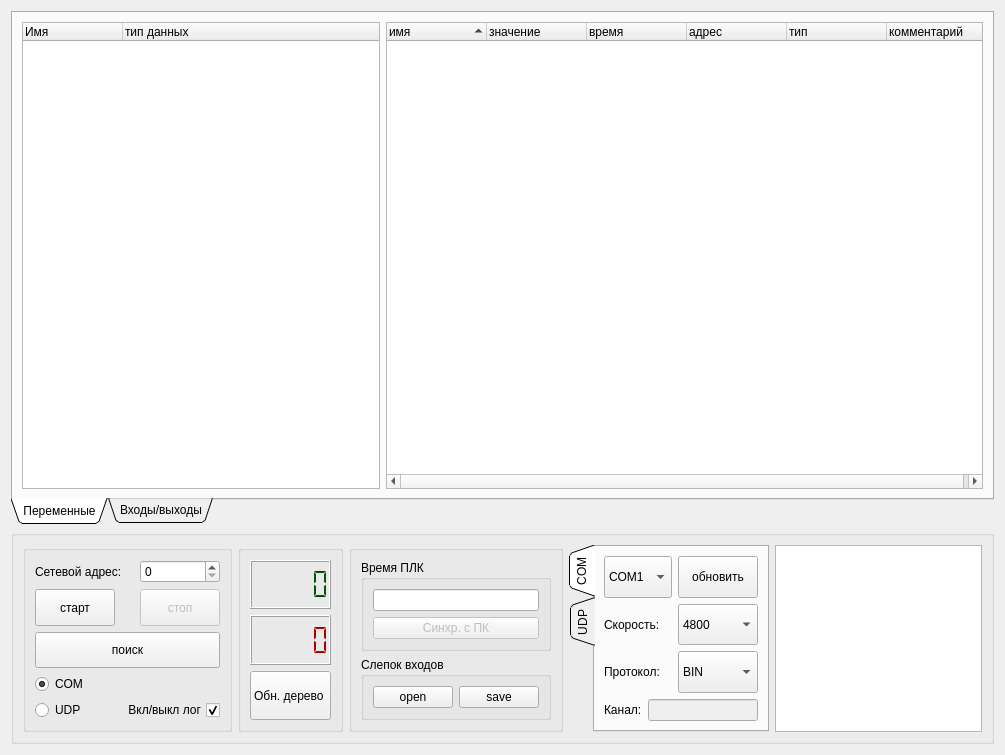
The window that Debugger/debuggerform.ui (atikbif/relkonIDE) describes before a commit, drawn with Qt 5.
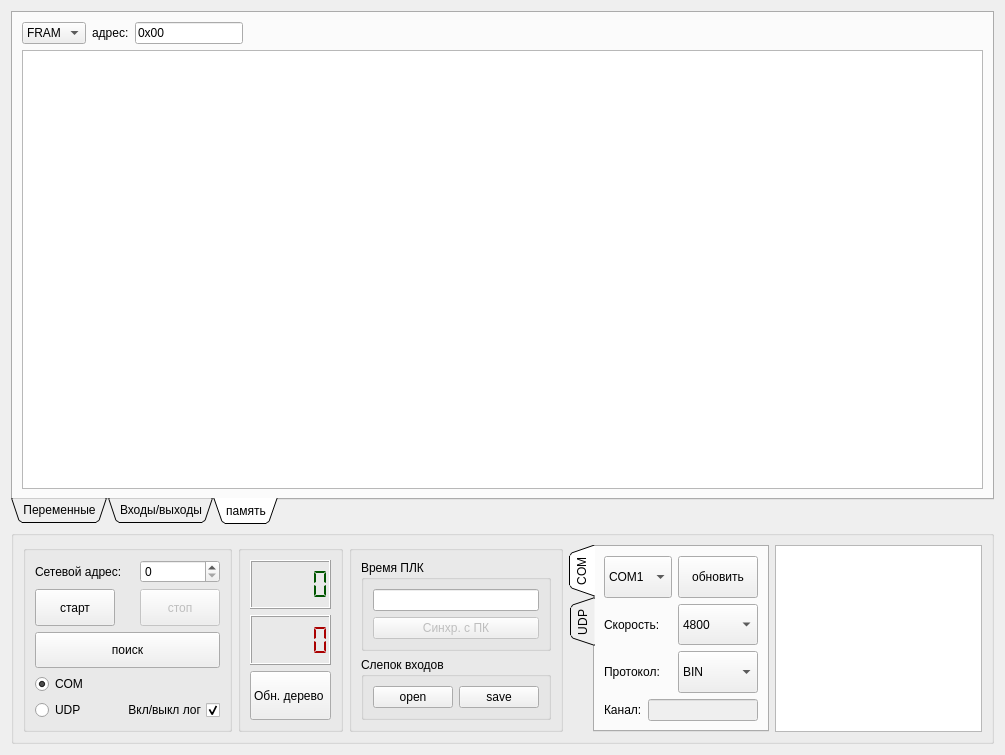
The same window after the commit. The open tabs and pages were chosen to show the change.

Commit message: Просмотр FRAM и RAM памяти в отладчике

```diff
--- a/Debugger/debuggerform.ui
+++ b/Debugger/debuggerform.ui
@@ -189,6 +189,63 @@
        </item>
       </layout>
      </widget>
+     <widget class="QWidget" name="tab_3">
+      <attribute name="title">
+       <string>память</string>
+      </attribute>
+      <layout class="QGridLayout" name="gridLayout_7">
+       <item row="0" column="0">
+        <widget class="QComboBox" name="comboBoxMemType">
+         <item>
+          <property name="text">
+           <string>FRAM</string>
+          </property>
+         </item>
+         <item>
+          <property name="text">
+           <string>RAM</string>
+          </property>
+         </item>
+        </widget>
+       </item>
+       <item row="0" column="1">
+        <widget class="QLabel" name="label_3">
+         <property name="text">
+          <string>адрес:</string>
+         </property>
+        </widget>
+       </item>
+       <item row="0" column="2">
+        <widget class="QLineEdit" name="lineEditMemStartAddr">
+         <property name="sizePolicy">
+          <sizepolicy hsizetype="Minimum" vsizetype="Fixed">
+           <horstretch>0</horstretch>
+           <verstretch>0</verstretch>
+          </sizepolicy>
+         </property>
+         <property name="text">
+          <string>0x00</string>
+         </property>
+        </widget>
+       </item>
+       <item row="0" column="3">
+        <spacer name="horizontalSpacer">
+         <property name="orientation">
+          <enum>Qt::Horizontal</enum>
+         </property>
+         <property name="sizeHint" stdset="0">
+          <size>
+           <width>668</width>
+           <height>20</height>
+          </size>
+         </property>
+        </spacer>
+       </item>
+       <item row="1" column="0" colspan="4">
+        <widget class="QTableWidget" name="tableWidgetMem"/>
+       </item>
+      </layout>
+     </widget>
     </widget>
    </item>
    <item row="1" column="0">
```
Left out of the diff: 8 changed lines with no effect on the pictures. The commit also changes 7 other files.
